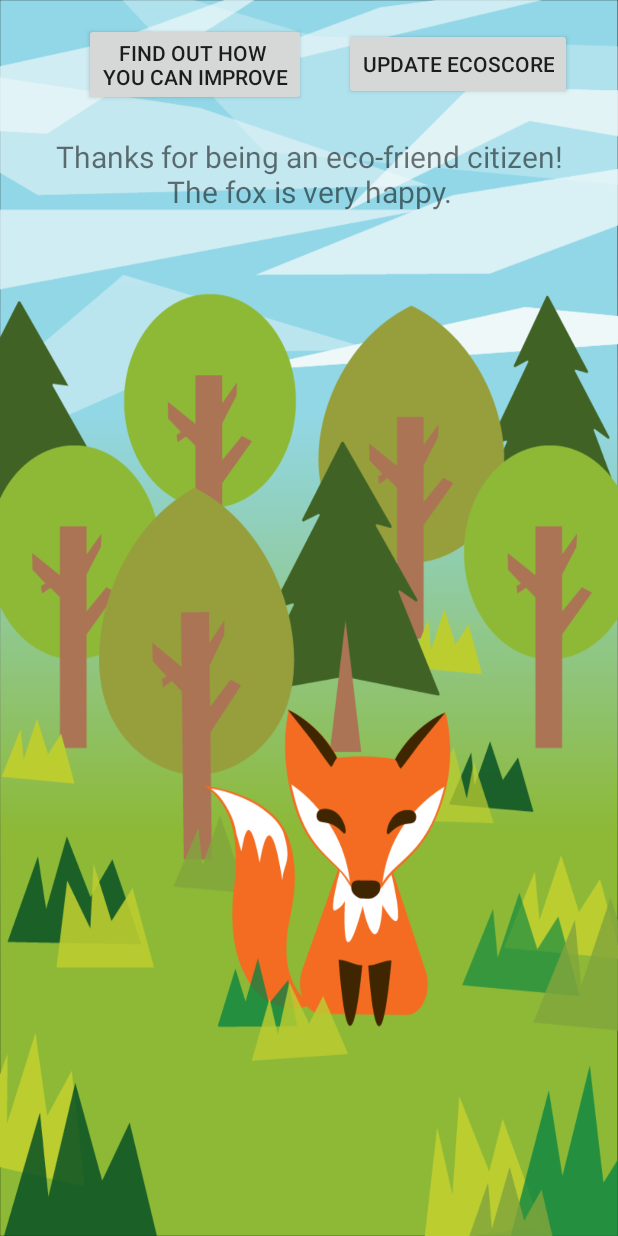
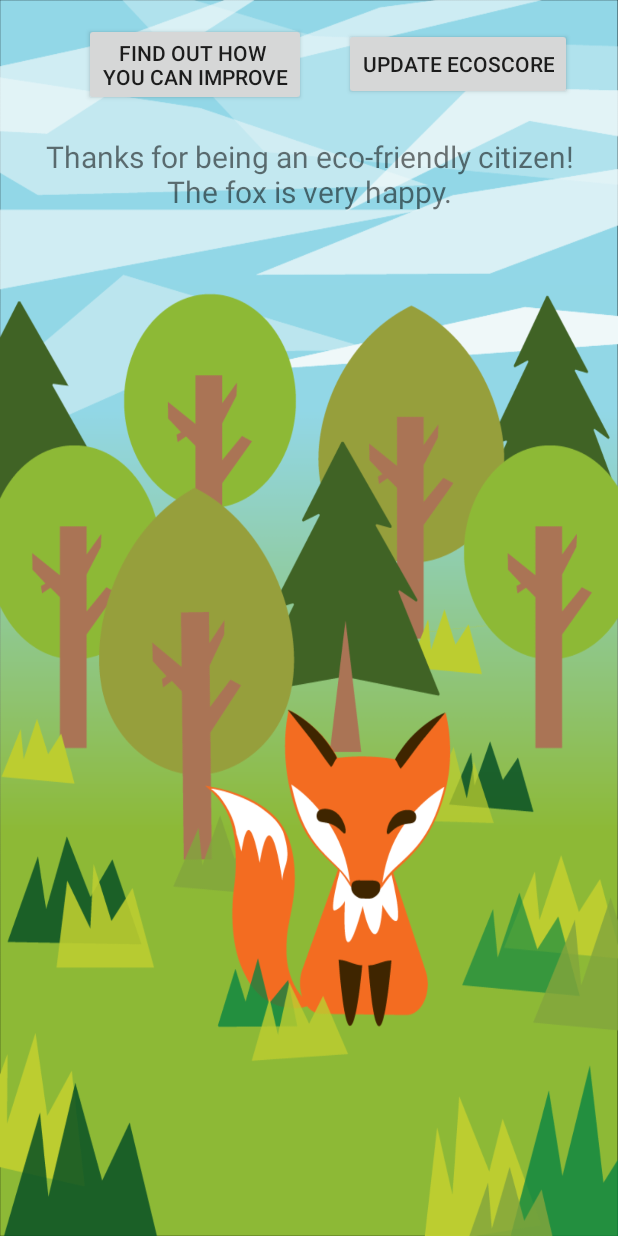
Before and after one commit to kguo25/pearlhacks2017, an Android app: the FoxHomeActivity screen opened directly, with no data from a screen before it, on a phone screen of 412 x 824 dp. Run offline under Robolectric (Android 15) with nearby library versions, the phone set to English and light mode, and no system bars.

Commit message:
added dirty house fox activity

```diff
--- a/EcoPet/app/src/main/java/compsci290/edu/duke/ecopet/FoxHomeActivity.java
+++ b/EcoPet/app/src/main/java/compsci290/edu/duke/ecopet/FoxHomeActivity.java
@@ -21,22 +21,23 @@ public class FoxHomeActivity extends Activity {
         int total = prefs.getInt("Total", 0);
         RelativeLayout l = (RelativeLayout)findViewById(R.id.fox_home_id);
         TextView t = (TextView)findViewById(R.id.fox_message);
-        if(total <= 15) {
+        if(total <= 35) {
             launchHappyFox(l, t);
         }
         else {
-            launchSadFox();
+            launchSadFox(l,t);
         }
     }
 
     public void launchHappyFox(RelativeLayout l, TextView t) {
 
         l.setBackground(getResources().getDrawable(R.drawable.fox_house));
-        t.setText("Thanks for being an eco-friend citizen! The fox is very happy.");
+        t.setText("Thanks for being an eco-friendly citizen! The fox is very happy.");
     }
 
-    public void launchSadFox() {
-
+    public void launchSadFox(RelativeLayout l, TextView t) {
+        l.setBackground(getResources().getDrawable(R.drawable.fox_dirtyhouse));
+        t.setText("You can improve in being a more eco-friedly citizen. The fox is very sad right now.");
     }
 
     public void improve(View v) {
```
